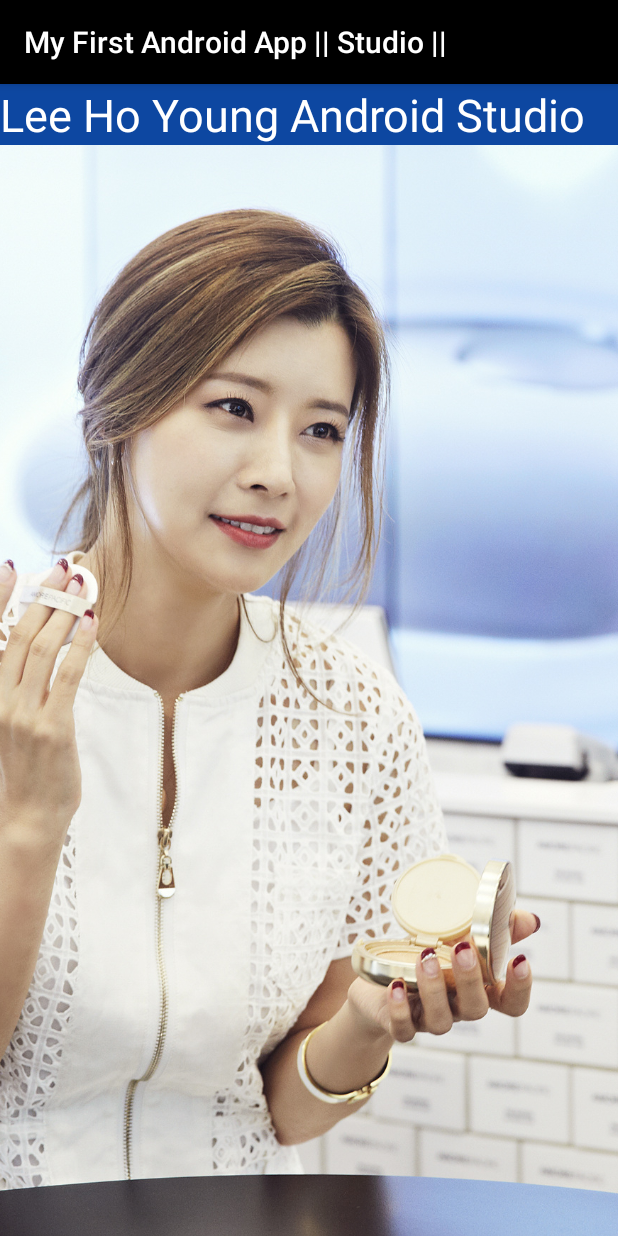
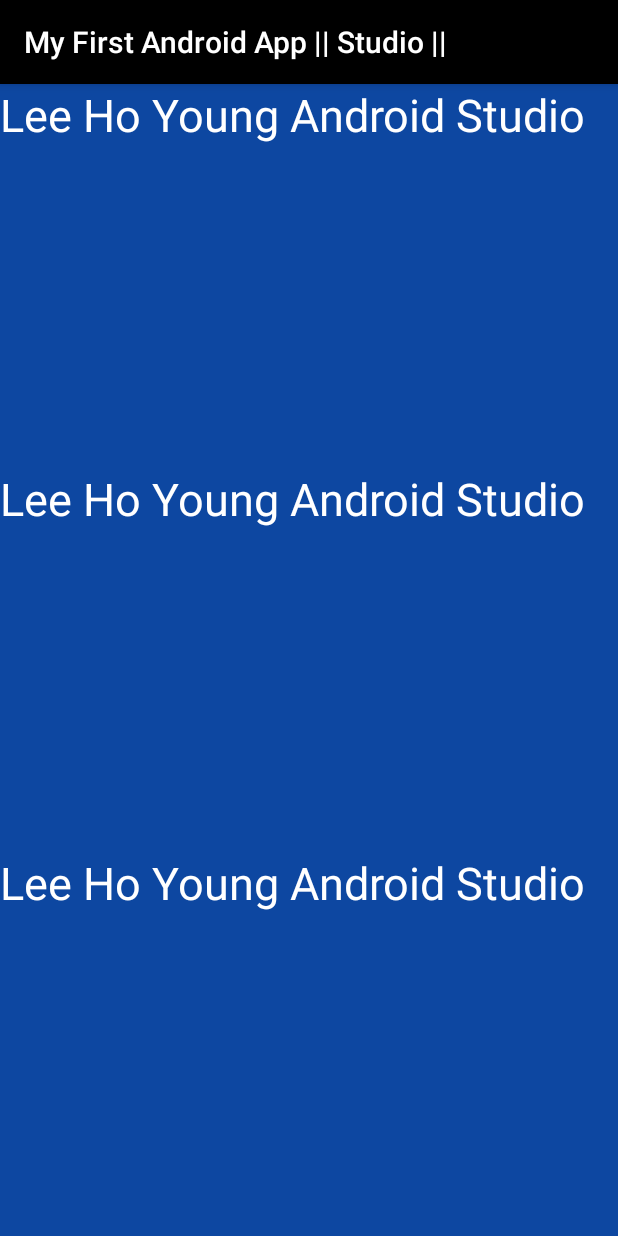
Before and after one commit to hyleekr9580/MyAndroid01, an Android app: the screen it shows after launch (MainActivity), on a phone screen of 412 x 824 dp. Run offline under Robolectric (Android 15) with nearby library versions, the phone set to English and light mode, and no system bars.

Commit message:
LinearLayout 가중치 설정 - android:layout_height="0dp" -  android:layout_weight="1"

```diff
--- a/app/src/main/res/layout/activity_main.xml
+++ b/app/src/main/res/layout/activity_main.xml
@@ -1,25 +1,50 @@
 <?xml version="1.0" encoding="utf-8"?><!--xmlns:android= 는 XML사용하기 위해서 초기에만 넣는다 -->
-
 <LinearLayout xmlns:android="http://schemas.android.com/apk/res/android"
     xmlns:tools="http://schemas.android.com/tools"
     android:layout_width="match_parent"
     android:layout_height="match_parent"
+    android:background="#ffffff"
     android:orientation="vertical"
     tools:context=".MainActivity">
 
+    <!-- sp는 설정에서 변경 할 수 있는 부분이 있다. 설정크기-->
+    <!--dp는 따로... 설정을 할 수 있다. 문자메세지 크기-->
+    <!--텍스트 간격 뛰우기-->
+
+
+    <!--1:1비율 2주면 3:1 비율이 된다. android:layout_weight="1"-->
+    <!--단 해당 값을 0으로 줘야 한다. android:layout_height="0dp"-->
     <TextView
         android:layout_width="match_parent"
-        android:layout_height="wrap_content"
+        android:layout_height="0dp"
+        android:layout_weight="1"
         android:background="#0d47a1"
+        android:text="Lee Ho Young Android Studio"
         android:textColor="#ffffff"
+        android:textSize="30sp" />
+
+    <TextView
+        android:layout_width="match_parent"
+        android:layout_height="0dp"
+        android:layout_weight="1"
+        android:background="#0d47a1"
         android:text="Lee Ho Young Android Studio"
+        android:textColor="#ffffff"
         android:textSize="30sp" />
-    <!-- sp는 설정에서 변경 할 수 있는 부분이 있다. 설정크기-->
-    <!--dp는 따로... 설정을 할 수 있다. 문자메세지 크기-->
 
-    <ImageView
-        android:src="@drawable/u"
+    <TextView
         android:layout_width="match_parent"
-        android:layout_height="match_parent"
-        android:scaleType="centerCrop" />
+        android:layout_height="0dp"
+        android:layout_weight="1"
+        android:background="#0d47a1"
+        android:text="Lee Ho Young Android Studio"
+        android:textColor="#ffffff"
+        android:textSize="30sp" />
+
+
+    <!--<ImageView-->
+    <!--android:src="@drawable/u"-->
+    <!--android:layout_width="match_parent"-->
+    <!--android:layout_height="match_parent"-->
+    <!--android:scaleType="centerCrop" />-->
 </LinearLayout>
```
